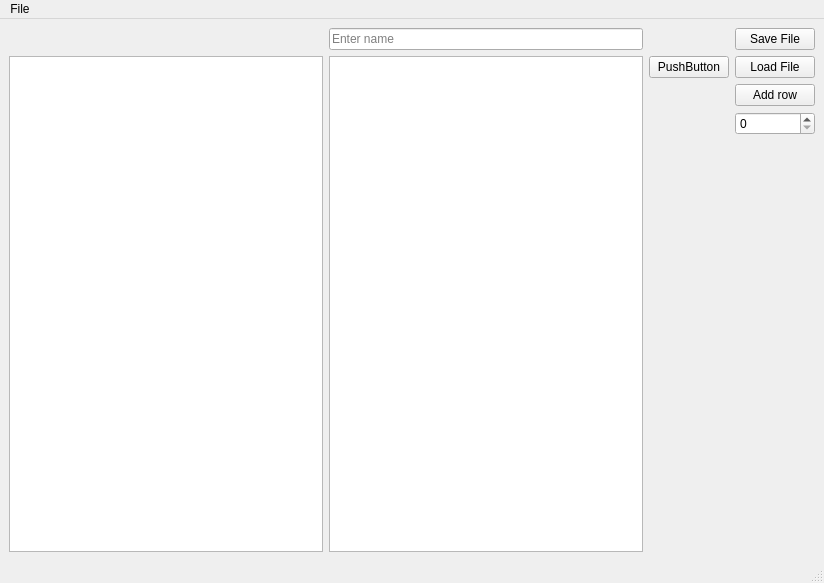
Above: src/ex_modelview/mainwindow.ui from dsba-z/week18cpp2021-modelview before the change. Below: the same form after it.
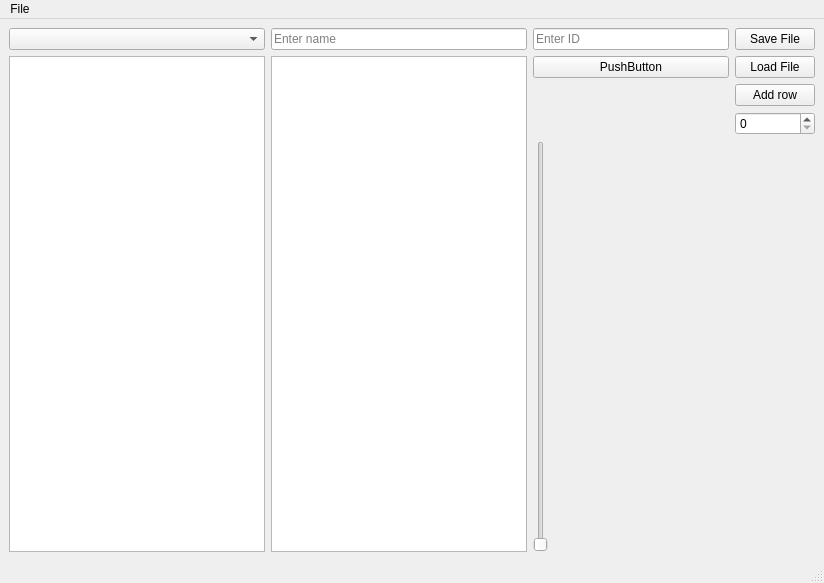
That is the form after the change.

Commit message: Last tasks from workshop 38

The edit to the form file:
```diff
--- a/src/ex_modelview/mainwindow.ui
+++ b/src/ex_modelview/mainwindow.ui
@@ -76,6 +76,27 @@
       </property>
      </widget>
     </item>
+    <item row="0" column="1">
+     <widget class="QComboBox" name="comboBox">
+      <property name="placeholderText">
+       <string>Placeholder</string>
+      </property>
+     </widget>
+    </item>
+    <item row="0" column="4">
+     <widget class="QLineEdit" name="lineEdit">
+      <property name="placeholderText">
+       <string>Enter ID</string>
+      </property>
+     </widget>
+    </item>
+    <item row="7" column="4">
+     <widget class="QSlider" name="verticalSlider">
+      <property name="orientation">
+       <enum>Qt::Vertical</enum>
+      </property>
+     </widget>
+    </item>
    </layout>
   </widget>
   <widget class="QMenuBar" name="menubar">
```
The commit also changes 2 other files.
